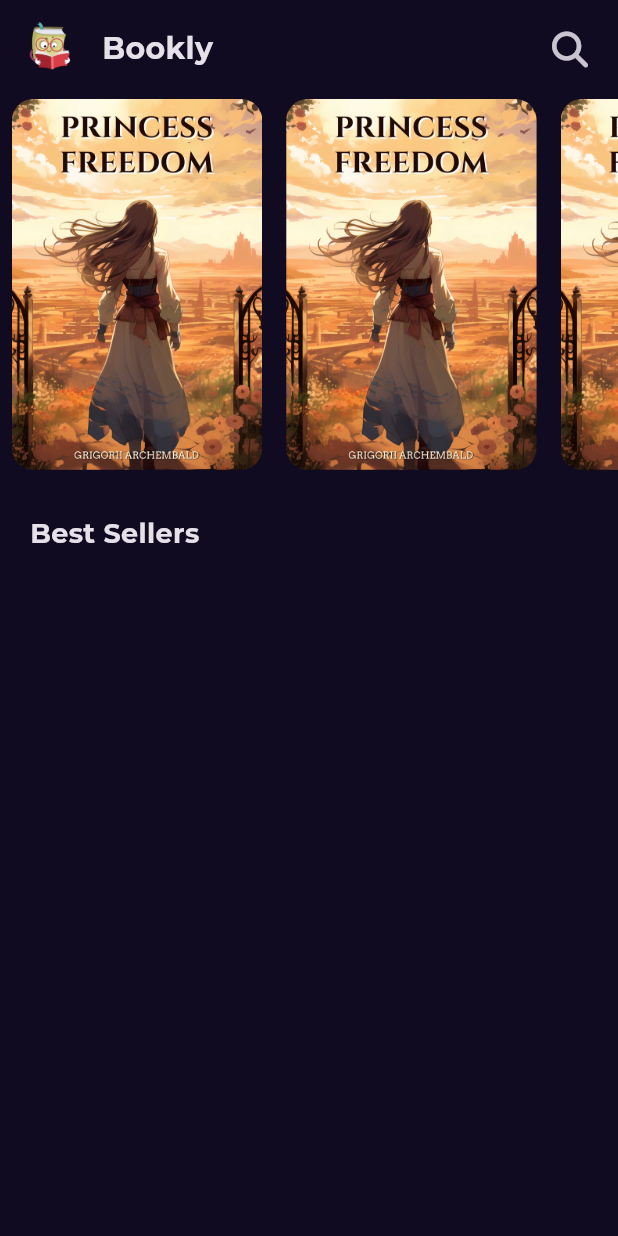
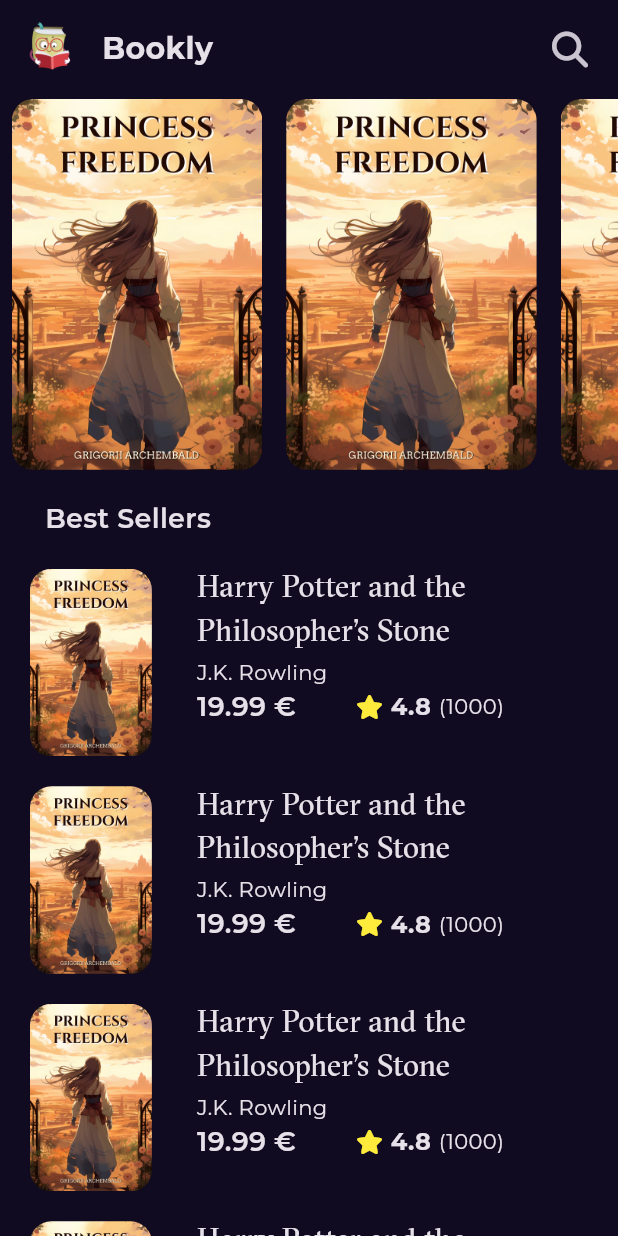
Before and after one commit to kerlosatef/bookly, a Flutter app: the screen it shows after launch, on a phone screen of 412 x 824 dp. Run offline on Flutter 3.47's test engine with Material 3 defaults, Android fonts, the phone set to English and light mode, and no system bars; our stand-ins replace font_awesome_flutter, get, google_fonts.

Commit message:
Enhance home view layout and add custom text styles

```diff
--- /dev/null
+++ b/lib/Features/home/presentation/views/widget/BestSellersListView.dart
@@ -0,0 +1,19 @@
+import 'package:bookly/Features/home/presentation/views/widget/Best_Sellers_List_View_Item.dart';
+import 'package:flutter/material.dart';
+
+class BestSellersListView extends StatelessWidget {
+  const BestSellersListView({super.key});
+
+  @override
+  Widget build(BuildContext context) {
+    return SliverList.builder(
+      itemCount: 10,
+      itemBuilder: (context, index) {
+        return const Padding(
+          padding: EdgeInsets.symmetric(vertical: 10),
+          child: BestSellersListViewItem(),
+        );
+      },
+    );
+  }
+}
--- /dev/null
+++ b/lib/Features/home/presentation/views/widget/Best_Sellers_List_View_Item.dart
@@ -0,0 +1,90 @@
+import 'package:bookly/core/utlis/assets.dart';
+import 'package:bookly/core/utlis/styels.dart';
+import 'package:flutter/material.dart';
+import 'package:font_awesome_flutter/font_awesome_flutter.dart';
+
+class BestSellersListViewItem extends StatelessWidget {
+  const BestSellersListViewItem({super.key});
+
+  @override
+  Widget build(BuildContext context) {
+    return Padding(
+      padding: const EdgeInsets.only(left: 20),
+      child: SizedBox(
+        height: 125,
+        child: Row(
+          children: [
+            AspectRatio(
+              aspectRatio: 2.6 / 4,
+              child: Container(
+                decoration: BoxDecoration(
+                  image: DecorationImage(
+                    image: AssetImage(AssetsData.testImage),
+                    fit: BoxFit.cover,
+                  ),
+                  borderRadius: BorderRadius.circular(14),
+                ),
+              ),
+            ),
+            SizedBox(
+              width: 30,
+            ),
+            Column(
+              crossAxisAlignment: CrossAxisAlignment.start,
+              children: [
+                SizedBox(
+                  width: MediaQuery.of(context).size.width * 0.5,
+                  child: Text(
+                    'Harry Potter and the Philosopher\'s Stone',
+                    maxLines: 2,
+                    overflow: TextOverflow.ellipsis,
+                    style: Styles.textStyle20,
+                  ),
+                ),
+                SizedBox(
+                  height: 1,
+                ),
+                Text(
+                  'J.K. Rowling',
+                  style: Styles.textStyle14,
+                ),
+                Row(
+                  children: [
+                    Text(
+                      '19.99 \€',
+                      style: Styles.textStyle18,
+                    ),
+                    const SizedBox(
+                      width: 40,
+                    ),
+                    Icon(
+                      FontAwesomeIcons.solidStar,
+                      color: Colors.yellow,
+                      size: 16,
+                    ),
+                    const SizedBox(
+                      width: 7,
+                    ),
+                    Text(
+                      '4.8',
+                      style: Styles.textStyle16.copyWith(
+                        fontWeight: FontWeight.bold,
+                      ),
+                    ),
+                    const SizedBox(
+                      width: 5,
+                    ),
+                    Text(
+                      '(1000)',
+                      style: Styles.textStyle14,
+                    ),
+                  ],
+                ),
+              ],
+            ),
+          ],
+        ),
+      ),
+    );
+  }
+}
--- a/lib/Features/home/presentation/views/widget/Home_view_body.dart
+++ b/lib/Features/home/presentation/views/widget/Home_view_body.dart
@@ -1,3 +1,4 @@
+import 'package:bookly/Features/home/presentation/views/widget/BestSellersListView.dart';
 import 'package:bookly/Features/home/presentation/views/widget/custom_appBar.dart';
 import 'package:bookly/Features/home/presentation/views/widget/featured_list_view.dart';
 import 'package:bookly/core/utlis/styels.dart';
@@ -8,26 +9,32 @@
 
   @override
   Widget build(BuildContext context) {
-    return SafeArea(
-      child: const Column(
-        children: [
+    return CustomScrollView(
+      slivers: [
+        SliverToBoxAdapter(
+          child: Column(
+            crossAxisAlignment: CrossAxisAlignment.start,
+            children: const [
               CustomAppBar(),
               FeaturedBooksListView(),
               SizedBox(
-            height: 30,
+                height: 20,
               ),
               Padding(
-            padding: EdgeInsets.symmetric(horizontal: 20),
-            child: Align(
-              alignment: Alignment.topLeft,
+                padding: EdgeInsets.symmetric(horizontal: 30),
                 child: Text(
                   'Best Sellers',
-                style: Styles.textMedium,
+                  style: Styles.textStyle18,
                 ),
               ),
+              SizedBox(
+                height: 10,
               ),
             ],
           ),
+        ),
+        const BestSellersListView(),
+      ],
     );
   }
 }
--- a/lib/constant.dart
+++ b/lib/constant.dart
@@ -1,4 +1,5 @@
 import 'package:flutter/material.dart';
 
 const kPrimaryColor = Color(0xff100B20);
-const kTransitionDuration = Duration(seconds: 3);
+const kTransitionDuration = Duration(seconds: 2);
+const kGtSectraFine = 'GT Sectra Fine';
--- a/lib/core/utlis/styels.dart
+++ b/lib/core/utlis/styels.dart
@@ -1,8 +1,30 @@
+import 'package:bookly/constant.dart';
 import 'package:flutter/material.dart';
 
 abstract class Styles {
-  static const textMedium = TextStyle(
+  static const textStyle18 = TextStyle(
     fontSize: 18,
-    fontWeight: FontWeight.bold,
+    fontWeight: FontWeight.w600,
+  );
+  static const textStyle20 = TextStyle(
+    fontSize: 20,
+    fontWeight: FontWeight.normal,
+    fontFamily: kGtSectraFine,
+  );
+
+  static const textStyle30 = TextStyle(
+    fontSize: 30,
+    fontWeight: FontWeight.w900,
+    fontFamily: kGtSectraFine,
+    letterSpacing: 1.2,
+  );
+  static const textStyle14 = TextStyle(
+    fontSize: 14,
+    fontWeight: FontWeight.normal,
+  );
+
+  static const textStyle16 = TextStyle(
+    fontSize: 16,
+    fontWeight: FontWeight.w500,
   );
 }
--- a/pubspec.yaml
+++ b/pubspec.yaml
@@ -22,3 +22,7 @@
   uses-material-design: true
   assets:
     - assets/images/
+  fonts:
+    - family: GT Sectra Fine
+      fonts:
+        - asset: assets/fonts/GT-Sectra-Fine-Regular.ttf
```
Also changed, not shown: assets/fonts/GT-Sectra-Fine-Regular.ttf (added). Lines whose indentation alone changed are shown as unchanged.
